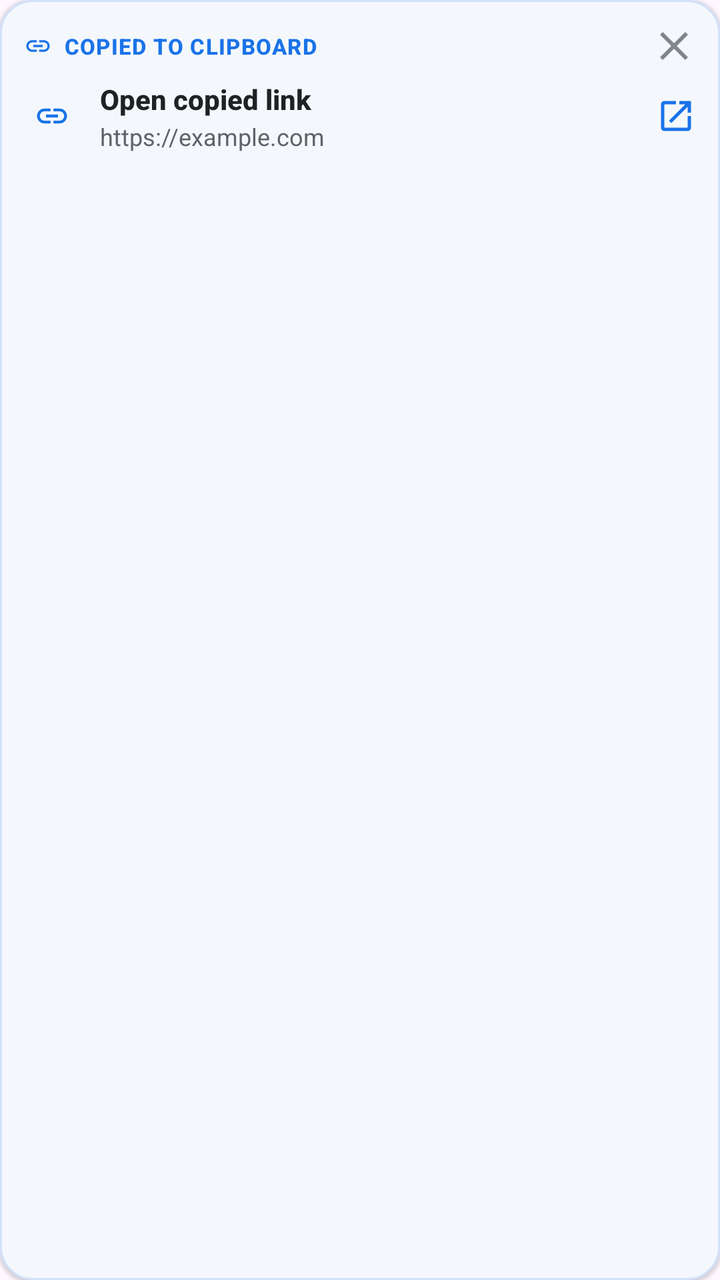
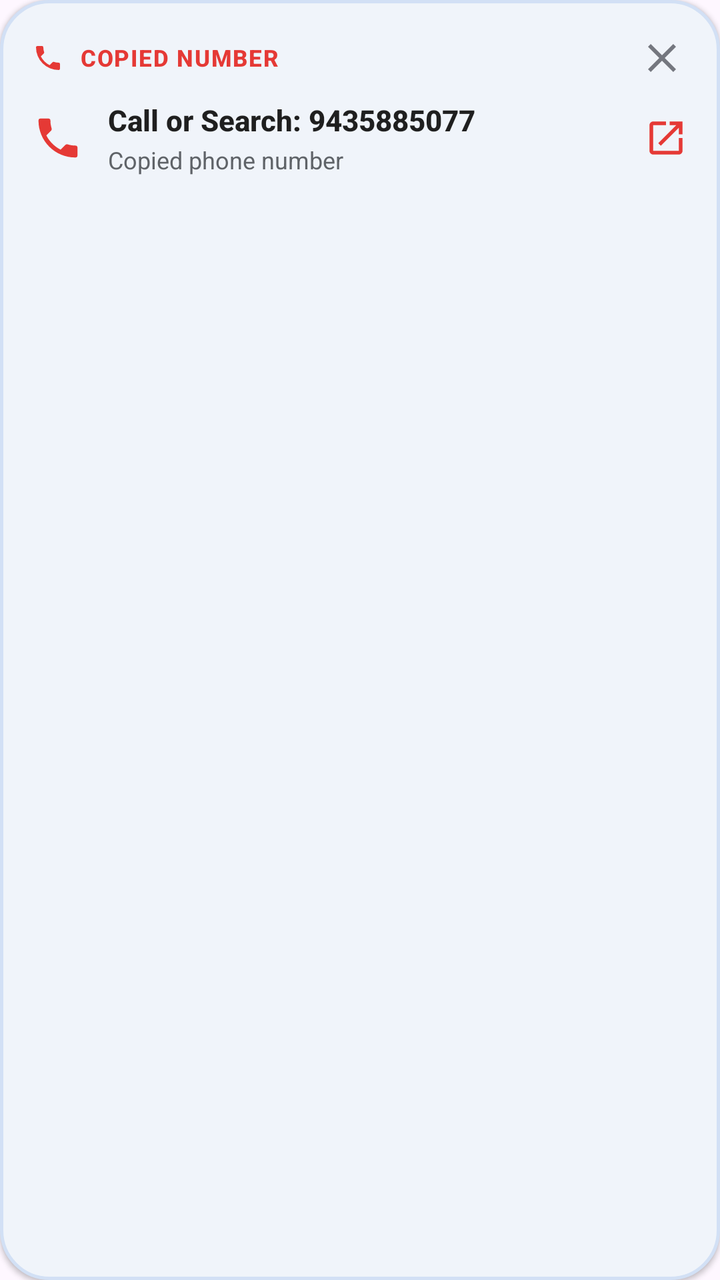

Compare the two renders of this Android layout. The source of the first and the diff that turns it into the second are given below.
<!-- AndroidManifest.xml: application theme Theme.Haze -->
<!-- res/layout/item_smart_clipboard.xml -->
<?xml version="1.0" encoding="utf-8"?>
<LinearLayout xmlns:android="http://schemas.android.com/apk/res/android"
    xmlns:app="http://schemas.android.com/apk/res-auto"
    android:id="@+id/cardSmartClipboard"
    android:layout_width="match_parent"
    android:layout_height="wrap_content"
    android:layout_marginStart="8dp"
    android:layout_marginEnd="8dp"
    android:layout_marginTop="6dp"
    android:layout_marginBottom="6dp"
    android:orientation="vertical"
    android:background="@drawable/bg_clipboard_card"
    android:padding="12dp"
    android:elevation="1dp"
    android:clickable="true"
    android:focusable="true">

    
    <LinearLayout
        android:layout_width="match_parent"
        android:layout_height="wrap_content"
        android:orientation="horizontal"
        android:gravity="center_vertical"
        android:layout_marginBottom="6dp">

        <ImageView
            android:id="@+id/ivClipboardBadgeIcon"
            android:layout_width="14dp"
            android:layout_height="14dp"
            android:src="@drawable/ic_link"
            app:tint="#1A73E8"
            android:contentDescription="Clipboard Badge" />

        <TextView
            android:id="@+id/tvClipboardBadge"
            android:layout_width="0dp"
            android:layout_height="wrap_content"
            android:layout_weight="1"
            android:layout_marginStart="6dp"
            android:text="COPIED TO CLIPBOARD"
            android:textColor="#1A73E8"
            android:textSize="11sp"
            android:textStyle="bold"
            android:fontFamily="sans-serif-medium"
            android:letterSpacing="0.04" />

        <ImageButton
            android:id="@+id/btnCloseClipboard"
            android:layout_width="22dp"
            android:layout_height="22dp"
            android:background="?attr/selectableItemBackgroundBorderless"
            android:src="@drawable/ic_close"
            app:tint="#80868B"
            android:padding="3dp"
            android:contentDescription="Dismiss" />
    </LinearLayout>

    
    <LinearLayout
        android:id="@+id/rowClipboardContent"
        android:layout_width="match_parent"
        android:layout_height="wrap_content"
        android:orientation="horizontal"
        android:gravity="center_vertical">

        <ImageView
            android:id="@+id/ivClipboardTypeIcon"
            android:layout_width="28dp"
            android:layout_height="28dp"
            android:src="@drawable/ic_link"
            app:tint="#1A73E8"
            android:background="@drawable/bg_circle_gray"
            android:padding="5dp"
            android:contentDescription="Type" />

        <LinearLayout
            android:layout_width="0dp"
            android:layout_height="wrap_content"
            android:layout_weight="1"
            android:layout_marginStart="10dp"
            android:layout_marginEnd="8dp"
            android:orientation="vertical">

            <TextView
                android:id="@+id/tvClipboardAction"
                android:layout_width="match_parent"
                android:layout_height="wrap_content"
                android:text="Open copied link"
                android:textColor="#202124"
                android:textSize="14sp"
                android:textStyle="bold"
                android:fontFamily="sans-serif-medium"
                android:singleLine="true"
                android:ellipsize="end" />

            <TextView
                android:id="@+id/tvClipboardContent"
                android:layout_width="match_parent"
                android:layout_height="wrap_content"
                android:layout_marginTop="1dp"
                android:text="https://example.com"
                android:textColor="#5F6368"
                android:textSize="12sp"
                android:fontFamily="sans-serif"
                android:singleLine="true"
                android:ellipsize="end" />
        </LinearLayout>

        <ImageView
            android:id="@+id/ivClipboardActionArrow"
            android:layout_width="20dp"
            android:layout_height="20dp"
            android:src="@drawable/ic_open_in_new"
            app:tint="#1A73E8"
            android:contentDescription="Action" />
    </LinearLayout>

    
    <LinearLayout
        android:id="@+id/layoutNumberActions"
        android:layout_width="match_parent"
        android:layout_height="wrap_content"
        android:orientation="horizontal"
        android:layout_marginTop="8dp"
        android:visibility="gone">

        <TextView
            android:id="@+id/btnClipCall"
            android:layout_width="wrap_content"
            android:layout_height="32dp"
            android:background="@drawable/bg_suggestion_chip"
            android:gravity="center"
            android:paddingStart="12dp"
            android:paddingEnd="12dp"
            android:text="📞 Call Number"
            android:textColor="#1A73E8"
            android:textSize="12sp"
            android:textStyle="bold"
            android:layout_marginEnd="8dp"
            android:clickable="true"
            android:focusable="true" />

        <TextView
            android:id="@+id/btnClipSearch"
            android:layout_width="wrap_content"
            android:layout_height="32dp"
            android:background="@drawable/bg_suggestion_chip"
            android:gravity="center"
            android:paddingStart="12dp"
            android:paddingEnd="12dp"
            android:text="🔍 Search Web"
            android:textColor="#202124"
            android:textSize="12sp"
            android:textStyle="bold"
            android:clickable="true"
            android:focusable="true" />
    </LinearLayout>

</LinearLayout>
<!-- resources referenced by this layout -->
<resources>
  <!-- drawable bg_circle_gray (drawable) -->
  <?xml version="1.0" encoding="utf-8"?>
  <shape xmlns:android="http://schemas.android.com/apk/res/android" android:shape="oval">
      <solid android:color="#00000000" />
  </shape>
  <!-- drawable bg_clipboard_card (drawable) -->
  <?xml version="1.0" encoding="utf-8"?>
  <shape xmlns:android="http://schemas.android.com/apk/res/android"
      android:shape="rectangle">
      <corners android:radius="16dp" />
      <solid android:color="#F4F8FD" />
      <stroke android:width="1dp" android:color="#D0E2FB" />
  </shape>
  <!-- drawable bg_suggestion_chip (drawable) -->
  <?xml version="1.0" encoding="utf-8"?>
  <shape xmlns:android="http://schemas.android.com/apk/res/android"
      android:shape="rectangle">
      <corners android:radius="18dp" />
      <solid android:color="#F8FFFFFF" />
      <stroke android:width="1dp" android:color="#E0E0E0" />
  </shape>
  <!-- drawable ic_close (drawable) -->
  <vector xmlns:android="http://schemas.android.com/apk/res/android"
      android:width="24dp"
      android:height="24dp"
      android:viewportWidth="24"
      android:viewportHeight="24">
      <path
          android:fillColor="#5F6368"
          android:pathData="M19,6.41L17.59,5 12,10.59 6.41,5 5,6.41 10.59,12 5,17.59 6.41,19 12,13.41 17.59,19 19,17.59 13.41,12 19,6.41z"/>
  </vector>
  <!-- drawable ic_link (drawable) -->
  <vector xmlns:android="http://schemas.android.com/apk/res/android"
      android:width="24dp"
      android:height="24dp"
      android:viewportWidth="24"
      android:viewportHeight="24">
      <path
          android:fillColor="#5F6368"
          android:pathData="M3.9,12c0,-1.71 1.39,-3.1 3.1,-3.1h4V7H7c-2.76,0 -5,2.24 -5,5s2.24,5 5,5h4v-1.9H7c-1.71,0 -3.1,-1.39 -3.1,-3.1zM8,13h8v-2H8v2zm9,-6h-4v1.9h4c1.71,0 3.1,1.39 3.1,3.1s-1.39,3.1 -3.1,3.1h-4V17h4c2.76,0 5,-2.24 5,-5s-2.24,-5 -5,-5z"/>
  </vector>
  <!-- drawable ic_open_in_new (drawable) -->
  <vector xmlns:android="http://schemas.android.com/apk/res/android"
      android:width="24dp"
      android:height="24dp"
      android:viewportWidth="24"
      android:viewportHeight="24">
      <path
          android:fillColor="#5F6368"
          android:pathData="M19,19H5V5h7V3H5c-1.11,0 -2,0.9 -2,2v14c0,1.1 0.89,2 2,2h14c1.1,0 2,-0.9 2,-2v-7h-2v7zM14,3v2h3.59l-9.83,9.83 1.41,1.41L19,6.41V10h2V3h-7z"/>
  </vector>
  <style name="Theme.Haze" parent="Base.Theme.Haze" />
  <style name="Base.Theme.Haze" parent="Theme.Material3.DayNight.NoActionBar">
          
          
      </style>
</resources>

<!-- the commit's change to res/layout/item_smart_clipboard.xml (unified diff, before → after) -->
@@ -4,14 +4,14 @@
     android:id="@+id/cardSmartClipboard"
     android:layout_width="match_parent"
     android:layout_height="wrap_content"
-    android:layout_marginStart="8dp"
-    android:layout_marginEnd="8dp"
-    android:layout_marginTop="6dp"
-    android:layout_marginBottom="6dp"
+    android:layout_marginStart="14dp"
+    android:layout_marginEnd="14dp"
+    android:layout_marginTop="8dp"
+    android:layout_marginBottom="8dp"
     android:orientation="vertical"
     android:background="@drawable/bg_clipboard_card"
-    android:padding="12dp"
-    android:elevation="1dp"
+    android:padding="16dp"
+    android:elevation="1.5dp"
     android:clickable="true"
     android:focusable="true">
 
@@ -21,14 +21,14 @@
         android:layout_height="wrap_content"
         android:orientation="horizontal"
         android:gravity="center_vertical"
-        android:layout_marginBottom="6dp">
+        android:layout_marginBottom="8dp">
 
         <ImageView
             android:id="@+id/ivClipboardBadgeIcon"
-            android:layout_width="14dp"
-            android:layout_height="14dp"
-            android:src="@drawable/ic_link"
-            app:tint="#1A73E8"
+            android:layout_width="16dp"
+            android:layout_height="16dp"
+            android:src="@drawable/ic_call"
+            app:tint="#E53935"
             android:contentDescription="Clipboard Badge" />
 
         <TextView
@@ -36,22 +36,22 @@
             android:layout_width="0dp"
             android:layout_height="wrap_content"
             android:layout_weight="1"
-            android:layout_marginStart="6dp"
-            android:text="COPIED TO CLIPBOARD"
-            android:textColor="#1A73E8"
-            android:textSize="11sp"
+            android:layout_marginStart="8dp"
+            android:text="COPIED NUMBER"
+            android:textColor="#E53935"
+            android:textSize="11.5sp"
             android:textStyle="bold"
             android:fontFamily="sans-serif-medium"
-            android:letterSpacing="0.04" />
+            android:letterSpacing="0.05" />
 
         <ImageButton
             android:id="@+id/btnCloseClipboard"
-            android:layout_width="22dp"
-            android:layout_height="22dp"
+            android:layout_width="26dp"
+            android:layout_height="26dp"
             android:background="?attr/selectableItemBackgroundBorderless"
             android:src="@drawable/ic_close"
-            app:tint="#80868B"
-            android:padding="3dp"
+            app:tint="#74777F"
+            android:padding="4dp"
             android:contentDescription="Dismiss" />
     </LinearLayout>
 
@@ -65,19 +65,17 @@
 
         <ImageView
             android:id="@+id/ivClipboardTypeIcon"
-            android:layout_width="28dp"
-            android:layout_height="28dp"
-            android:src="@drawable/ic_link"
-            app:tint="#1A73E8"
-            android:background="@drawable/bg_circle_gray"
-            android:padding="5dp"
+            android:layout_width="26dp"
+            android:layout_height="26dp"
+            android:src="@drawable/ic_call"
+            app:tint="#E53935"
             android:contentDescription="Type" />
 
         <LinearLayout
             android:layout_width="0dp"
             android:layout_height="wrap_content"
             android:layout_weight="1"
-            android:layout_marginStart="10dp"
+            android:layout_marginStart="12dp"
             android:layout_marginEnd="8dp"
             android:orientation="vertical">
 
@@ -85,9 +83,9 @@
                 android:id="@+id/tvClipboardAction"
                 android:layout_width="match_parent"
                 android:layout_height="wrap_content"
-                android:text="Open copied link"
-                android:textColor="#202124"
-                android:textSize="14sp"
+                android:text="Call or Search: 9435885077"
+                android:textColor="#1F1F1F"
+                android:textSize="14.5sp"
                 android:textStyle="bold"
                 android:fontFamily="sans-serif-medium"
                 android:singleLine="true"
@@ -97,8 +95,8 @@
                 android:id="@+id/tvClipboardContent"
                 android:layout_width="match_parent"
                 android:layout_height="wrap_content"
-                android:layout_marginTop="1dp"
-                android:text="https://example.com"
+                android:layout_marginTop="2dp"
+                android:text="Copied phone number"
                 android:textColor="#5F6368"
                 android:textSize="12sp"
                 android:fontFamily="sans-serif"
@@ -108,10 +106,10 @@
 
         <ImageView
             android:id="@+id/ivClipboardActionArrow"
-            android:layout_width="20dp"
-            android:layout_height="20dp"
+            android:layout_width="22dp"
+            android:layout_height="22dp"
             android:src="@drawable/ic_open_in_new"
-            app:tint="#1A73E8"
+            app:tint="#E53935"
             android:contentDescription="Action" />
     </LinearLayout>
 
@@ -121,36 +119,36 @@
         android:layout_width="match_parent"
         android:layout_height="wrap_content"
         android:orientation="horizontal"
-        android:layout_marginTop="8dp"
+        android:layout_marginTop="12dp"
         android:visibility="gone">
 
         <TextView
             android:id="@+id/btnClipCall"
             android:layout_width="wrap_content"
-            android:layout_height="32dp"
+            android:layout_height="36dp"
             android:background="@drawable/bg_suggestion_chip"
             android:gravity="center"
-            android:paddingStart="12dp"
-            android:paddingEnd="12dp"
+            android:paddingStart="14dp"
+            android:paddingEnd="14dp"
             android:text="📞 Call Number"
-            android:textColor="#1A73E8"
-            android:textSize="12sp"
+            android:textColor="#0B57D0"
+            android:textSize="12.5sp"
             android:textStyle="bold"
-            android:layout_marginEnd="8dp"
+            android:layout_marginEnd="10dp"
             android:clickable="true"
             android:focusable="true" />
 
         <TextView
             android:id="@+id/btnClipSearch"
             android:layout_width="wrap_content"
-            android:layout_height="32dp"
+            android:layout_height="36dp"
             android:background="@drawable/bg_suggestion_chip"
             android:gravity="center"
-            android:paddingStart="12dp"
-            android:paddingEnd="12dp"
+            android:paddingStart="14dp"
+            android:paddingEnd="14dp"
             android:text="🔍 Search Web"
-            android:textColor="#202124"
-            android:textSize="12sp"
+            android:textColor="#1F1F1F"
+            android:textSize="12.5sp"
             android:textStyle="bold"
             android:clickable="true"
             android:focusable="true" />
<!-- resource entries referenced after the edit -->
@@ -1,26 +1,31 @@
 <!-- resources referenced by this layout -->
 <resources>
-  <!-- drawable bg_circle_gray (drawable) -->
-  <?xml version="1.0" encoding="utf-8"?>
-  <shape xmlns:android="http://schemas.android.com/apk/res/android" android:shape="oval">
-      <solid android:color="#00000000" />
-  </shape>
   <!-- drawable bg_clipboard_card (drawable) -->
   <?xml version="1.0" encoding="utf-8"?>
   <shape xmlns:android="http://schemas.android.com/apk/res/android"
       android:shape="rectangle">
-      <corners android:radius="16dp" />
-      <solid android:color="#F4F8FD" />
-      <stroke android:width="1dp" android:color="#D0E2FB" />
+      <corners android:radius="24dp" />
+      <solid android:color="#F0F4FA" />
+      <stroke android:width="1.5dp" android:color="#D2E0F5" />
   </shape>
   <!-- drawable bg_suggestion_chip (drawable) -->
   <?xml version="1.0" encoding="utf-8"?>
   <shape xmlns:android="http://schemas.android.com/apk/res/android"
       android:shape="rectangle">
-      <corners android:radius="18dp" />
-      <solid android:color="#F8FFFFFF" />
-      <stroke android:width="1dp" android:color="#E0E0E0" />
+      <corners android:radius="20dp" />
+      <solid android:color="#FFFFFF" />
+      <stroke android:width="1dp" android:color="#D8DEE8" />
   </shape>
+  <!-- drawable ic_call (drawable) -->
+  <vector xmlns:android="http://schemas.android.com/apk/res/android"
+      android:width="24dp"
+      android:height="24dp"
+      android:viewportWidth="24"
+      android:viewportHeight="24">
+      <path
+          android:fillColor="#FF5F6368"
+          android:pathData="M6.62,10.79C8.06,13.62 10.38,15.94 13.21,17.38L15.41,15.18C15.69,14.9 16.08,14.82 16.43,14.93C17.55,15.3 18.75,15.5 20,15.5A1,1 0 0,1 21,16.5V20A1,1 0 0,1 20,21A17,17 0 0,1 3,4A1,1 0 0,1 4,3H7.5A1,1 0 0,1 8.5,4C8.5,5.25 8.7,6.45 9.07,7.57C9.18,7.92 9.1,8.31 8.82,8.59L6.62,10.79Z"/>
+  </vector>
   <!-- drawable ic_close (drawable) -->
   <vector xmlns:android="http://schemas.android.com/apk/res/android"
       android:width="24dp"
@@ -30,16 +35,6 @@
       <path
           android:fillColor="#5F6368"
           android:pathData="M19,6.41L17.59,5 12,10.59 6.41,5 5,6.41 10.59,12 5,17.59 6.41,19 12,13.41 17.59,19 19,17.59 13.41,12 19,6.41z"/>
-  </vector>
-  <!-- drawable ic_link (drawable) -->
-  <vector xmlns:android="http://schemas.android.com/apk/res/android"
-      android:width="24dp"
-      android:height="24dp"
-      android:viewportWidth="24"
-      android:viewportHeight="24">
-      <path
-          android:fillColor="#5F6368"
-          android:pathData="M3.9,12c0,-1.71 1.39,-3.1 3.1,-3.1h4V7H7c-2.76,0 -5,2.24 -5,5s2.24,5 5,5h4v-1.9H7c-1.71,0 -3.1,-1.39 -3.1,-3.1zM8,13h8v-2H8v2zm9,-6h-4v1.9h4c1.71,0 3.1,1.39 3.1,3.1s-1.39,3.1 -3.1,3.1h-4V17h4c2.76,0 5,-2.24 5,-5s-2.24,-5 -5,-5z"/>
   </vector>
   <!-- drawable ic_open_in_new (drawable) -->
   <vector xmlns:android="http://schemas.android.com/apk/res/android"
